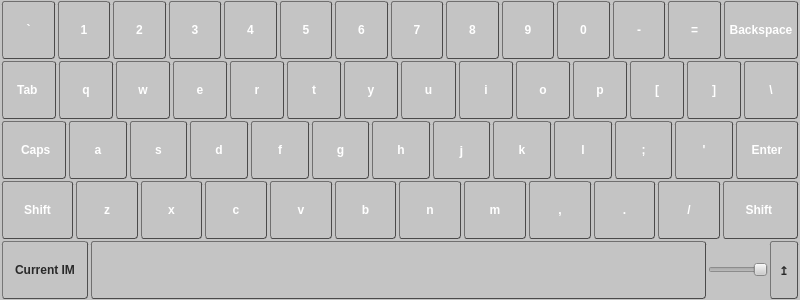
drradwan/Qin, file src/QVirtualKeyboard.ui: the form before one commit.
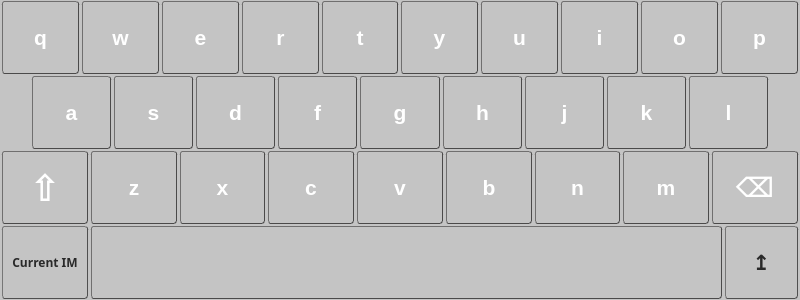
The form after the commit.

Commit message: Replace with minimalistic layout

Patch:
```diff
--- a/src/QVirtualKeyboard.ui
+++ b/src/QVirtualKeyboard.ui
@@ -114,412 +114,6 @@
        <property name="spacing">
         <number>1</number>
        </property>
-       <item>
-        <widget class="QToolButton" name="btnTilt">
-         <property name="sizePolicy">
-          <sizepolicy hsizetype="Expanding" vsizetype="Expanding">
-           <horstretch>0</horstretch>
-           <verstretch>0</verstretch>
-          </sizepolicy>
-         </property>
-         <property name="font">
-          <font>
-           <weight>75</weight>
-           <italic>false</italic>
-           <bold>true</bold>
-          </font>
-         </property>
-         <property name="whatsThis">
-          <string>0x60</string>
-         </property>
-         <property name="text">
-          <string>`</string>
-         </property>
-         <property name="checkable">
-          <bool>false</bool>
-         </property>
-         <property name="autoRepeat">
-          <bool>false</bool>
-         </property>
-        </widget>
-       </item>
-       <item>
-        <widget class="QToolButton" name="btn1">
-         <property name="sizePolicy">
-          <sizepolicy hsizetype="Expanding" vsizetype="Expanding">
-           <horstretch>0</horstretch>
-           <verstretch>0</verstretch>
-          </sizepolicy>
-         </property>
-         <property name="font">
-          <font>
-           <weight>75</weight>
-           <italic>false</italic>
-           <bold>true</bold>
-          </font>
-         </property>
-         <property name="whatsThis">
-          <string>0x31</string>
-         </property>
-         <property name="text">
-          <string>1</string>
-         </property>
-         <property name="checkable">
-          <bool>false</bool>
-         </property>
-         <property name="autoRepeat">
-          <bool>false</bool>
-         </property>
-        </widget>
-       </item>
-       <item>
-        <widget class="QToolButton" name="btn2">
-         <property name="sizePolicy">
-          <sizepolicy hsizetype="Expanding" vsizetype="Expanding">
-           <horstretch>0</horstretch>
-           <verstretch>0</verstretch>
-          </sizepolicy>
-         </property>
-         <property name="font">
-          <font>
-           <weight>75</weight>
-           <italic>false</italic>
-           <bold>true</bold>
-          </font>
-         </property>
-         <property name="whatsThis">
-          <string>0x32</string>
-         </property>
-         <property name="text">
-          <string>2</string>
-         </property>
-         <property name="checkable">
-          <bool>false</bool>
-         </property>
-         <property name="autoRepeat">
-          <bool>false</bool>
-         </property>
-        </widget>
-       </item>
-       <item>
-        <widget class="QToolButton" name="btn3">
-         <property name="sizePolicy">
-          <sizepolicy hsizetype="Expanding" vsizetype="Expanding">
-           <horstretch>0</horstretch>
-           <verstretch>0</verstretch>
-          </sizepolicy>
-         </property>
-         <property name="font">
-          <font>
-           <weight>75</weight>
-           <italic>false</italic>
-           <bold>true</bold>
-          </font>
-         </property>
-         <property name="whatsThis">
-          <string>0x33</string>
-         </property>
-         <property name="text">
-          <string>3</string>
-         </property>
-         <property name="checkable">
-          <bool>false</bool>
-         </property>
-         <property name="autoRepeat">
-          <bool>false</bool>
-         </property>
-        </widget>
-       </item>
-       <item>
-        <widget class="QToolButton" name="btn4">
-         <property name="sizePolicy">
-          <sizepolicy hsizetype="Expanding" vsizetype="Expanding">
-           <horstretch>0</horstretch>
-           <verstretch>0</verstretch>
-          </sizepolicy>
-         </property>
-         <property name="font">
-          <font>
-           <weight>75</weight>
-           <italic>false</italic>
-           <bold>true</bold>
-          </font>
-         </property>
-         <property name="whatsThis">
-          <string>0x34</string>
-         </property>
-         <property name="text">
-          <string>4</string>
-         </property>
-         <property name="checkable">
-          <bool>false</bool>
-         </property>
-         <property name="autoRepeat">
-          <bool>false</bool>
-         </property>
-        </widget>
-       </item>
-       <item>
-        <widget class="QToolButton" name="btn5">
-         <property name="sizePolicy">
-          <sizepolicy hsizetype="Expanding" vsizetype="Expanding">
-           <horstretch>0</horstretch>
-           <verstretch>0</verstretch>
-          </sizepolicy>
-         </property>
-         <property name="font">
-          <font>
-           <weight>75</weight>
-           <italic>false</italic>
-           <bold>true</bold>
-          </font>
-         </property>
-         <property name="whatsThis">
-          <string>0x35</string>
-         </property>
-         <property name="text">
-          <string>5</string>
-         </property>
-         <property name="checkable">
-          <bool>false</bool>
-         </property>
-         <property name="autoRepeat">
-          <bool>false</bool>
-         </property>
-        </widget>
-       </item>
-       <item>
-        <widget class="QToolButton" name="btn6">
-         <property name="sizePolicy">
-          <sizepolicy hsizetype="Expanding" vsizetype="Expanding">
-           <horstretch>0</horstretch>
-           <verstretch>0</verstretch>
-          </sizepolicy>
-         </property>
-         <property name="font">
-          <font>
-           <weight>75</weight>
-           <italic>false</italic>
-           <bold>true</bold>
-          </font>
-         </property>
-         <property name="whatsThis">
-          <string>0x36</string>
-         </property>
-         <property name="text">
-          <string>6</string>
-         </property>
-         <property name="checkable">
-          <bool>false</bool>
-         </property>
-         <property name="autoRepeat">
-          <bool>false</bool>
-         </property>
-        </widget>
-       </item>
-       <item>
-        <widget class="QToolButton" name="btn7">
-         <property name="sizePolicy">
-          <sizepolicy hsizetype="Expanding" vsizetype="Expanding">
-           <horstretch>0</horstretch>
-           <verstretch>0</verstretch>
-          </sizepolicy>
-         </property>
-         <property name="font">
-          <font>
-           <weight>75</weight>
-           <italic>false</italic>
-           <bold>true</bold>
-          </font>
-         </property>
-         <property name="whatsThis">
-          <string>0x37</string>
-         </property>
-         <property name="text">
-          <string>7</string>
-         </property>
-         <property name="checkable">
-          <bool>false</bool>
-         </property>
-         <property name="autoRepeat">
-          <bool>false</bool>
-         </property>
-        </widget>
-       </item>
-       <item>
-        <widget class="QToolButton" name="btn8">
-         <property name="sizePolicy">
-          <sizepolicy hsizetype="Expanding" vsizetype="Expanding">
-           <horstretch>0</horstretch>
-           <verstretch>0</verstretch>
-          </sizepolicy>
-         </property>
-         <property name="font">
-          <font>
-           <weight>75</weight>
-           <italic>false</italic>
-           <bold>true</bold>
-          </font>
-         </property>
-         <property name="whatsThis">
-          <string>0x38</string>
-         </property>
-         <property name="text">
-          <string>8</string>
-         </property>
-         <property name="checkable">
-          <bool>false</bool>
-         </property>
-         <property name="autoRepeat">
-          <bool>false</bool>
-         </property>
-        </widget>
-       </item>
-       <item>
-        <widget class="QToolButton" name="btn9">
-         <property name="sizePolicy">
-          <sizepolicy hsizetype="Expanding" vsizetype="Expanding">
-           <horstretch>0</horstretch>
-           <verstretch>0</verstretch>
-          </sizepolicy>
-         </property>
-         <property name="font">
-          <font>
-           <weight>75</weight>
-           <italic>false</italic>
-           <bold>true</bold>
-          </font>
-         </property>
-         <property name="whatsThis">
-          <string>0x39</string>
-         </property>
-         <property name="text">
-          <string>9</string>
-         </property>
-         <property name="checkable">
-          <bool>false</bool>
-         </property>
-         <property name="autoRepeat">
-          <bool>false</bool>
-         </property>
-        </widget>
-       </item>
-       <item>
-        <widget class="QToolButton" name="btn0">
-         <property name="sizePolicy">
-          <sizepolicy hsizetype="Expanding" vsizetype="Expanding">
-           <horstretch>0</horstretch>
-           <verstretch>0</verstretch>
-          </sizepolicy>
-         </property>
-         <property name="font">
-          <font>
-           <weight>75</weight>
-           <italic>false</italic>
-           <bold>true</bold>
-          </font>
-         </property>
-         <property name="whatsThis">
-          <string>0x30</string>
-         </property>
-         <property name="text">
-          <string>0</string>
-         </property>
-         <property name="checkable">
-          <bool>false</bool>
-         </property>
-         <property name="autoRepeat">
-          <bool>false</bool>
-         </property>
-        </widget>
-       </item>
-       <item>
-        <widget class="QToolButton" name="btnHiphen">
-         <property name="sizePolicy">
-          <sizepolicy hsizetype="Expanding" vsizetype="Expanding">
-           <horstretch>0</horstretch>
-           <verstretch>0</verstretch>
-          </sizepolicy>
-         </property>
-         <property name="font">
-          <font>
-           <weight>75</weight>
-           <italic>false</italic>
-           <bold>true</bold>
-          </font>
-         </property>
-         <property name="whatsThis">
-          <string>0x2d</string>
-         </property>
-         <property name="text">
-          <string>-</string>
-         </property>
-         <property name="checkable">
-          <bool>false</bool>
-         </property>
-         <property name="autoRepeat">
-          <bool>false</bool>
-         </property>
-        </widget>
-       </item>
-       <item>
-        <widget class="QToolButton" name="btnAssign">
-         <property name="sizePolicy">
-          <sizepolicy hsizetype="Expanding" vsizetype="Expanding">
-           <horstretch>0</horstretch>
-           <verstretch>0</verstretch>
-          </sizepolicy>
-         </property>
-         <property name="font">
-          <font>
-           <weight>75</weight>
-           <italic>false</italic>
-           <bold>true</bold>
-          </font>
-         </property>
-         <property name="whatsThis">
-          <string>0x3d</string>
-         </property>
-         <property name="text">
-          <string>=</string>
-         </property>
-         <property name="checkable">
-          <bool>false</bool>
-         </property>
-         <property name="autoRepeat">
-          <bool>false</bool>
-         </property>
-        </widget>
-       </item>
-       <item>
-        <widget class="QToolButton" name="btnBackSpace">
-         <property name="sizePolicy">
-          <sizepolicy hsizetype="Expanding" vsizetype="Expanding">
-           <horstretch>0</horstretch>
-           <verstretch>0</verstretch>
-          </sizepolicy>
-         </property>
-         <property name="font">
-          <font>
-           <weight>75</weight>
-           <italic>false</italic>
-           <bold>true</bold>
-          </font>
-         </property>
-         <property name="whatsThis">
-          <string>0x01000003</string>
-         </property>
-         <property name="text">
-          <string>Backspace</string>
-         </property>
-         <property name="checkable">
-          <bool>false</bool>
-         </property>
-         <property name="autoRepeat">
-          <bool>false</bool>
-         </property>
-        </widget>
-       </item>
       </layout>
      </item>
      <item>
@@ -527,35 +121,6 @@
        <property name="spacing">
         <number>1</number>
        </property>
-       <item>
-        <widget class="QToolButton" name="btnTab">
-         <property name="sizePolicy">
-          <sizepolicy hsizetype="Expanding" vsizetype="Expanding">
-           <horstretch>0</horstretch>
-           <verstretch>0</verstretch>
-          </sizepolicy>
-         </property>
-         <property name="font">
-          <font>
-           <weight>75</weight>
-           <italic>false</italic>
-           <bold>true</bold>
-          </font>
-         </property>
-         <property name="whatsThis">
-          <string>0x01000001</string>
-         </property>
-         <property name="text">
-          <string>  Tab   </string>
-         </property>
-         <property name="checkable">
-          <bool>false</bool>
-         </property>
-         <property name="autoRepeat">
-          <bool>false</bool>
-         </property>
-        </widget>
-       </item>
        <item>
         <widget class="QToolButton" name="btnQ">
          <property name="sizePolicy">
@@ -566,6 +131,7 @@
          </property>
          <property name="font">
           <font>
+           <pointsize>16</pointsize>
            <weight>75</weight>
            <italic>false</italic>
            <bold>true</bold>
@@ -595,6 +161,7 @@
          </property>
          <property name="font">
           <font>
+           <pointsize>16</pointsize>
            <weight>75</weight>
            <italic>false</italic>
            <bold>true</bold>
@@ -624,6 +191,7 @@
          </property>
          <property name="font">
           <font>
+           <pointsize>16</pointsize>
            <weight>75</weight>
            <italic>false</italic>
            <bold>true</bold>
@@ -653,6 +221,7 @@
          </property>
          <property name="font">
           <font>
+           <pointsize>16</pointsize>
            <weight>75</weight>
            <italic>false</italic>
            <bold>true</bold>
@@ -682,6 +251,7 @@
          </property>
          <property name="font">
           <font>
+           <pointsize>16</pointsize>
            <weight>75</weight>
            <italic>false</italic>
            <bold>true</bold>
@@ -711,6 +281,7 @@
          </property>
          <property name="font">
           <font>
+           <pointsize>16</pointsize>
            <weight>75</weight>
            <italic>false</italic>
            <bold>true</bold>
@@ -740,6 +311,7 @@
          </property>
          <property name="font">
           <font>
+           <pointsize>16</pointsize>
            <weight>75</weight>
            <italic>false</italic>
            <bold>true</bold>
@@ -769,6 +341,7 @@
          </property>
          <property name="font">
           <font>
+           <pointsize>16</pointsize>
            <weight>75</weight>
            <italic>false</italic>
            <bold>true</bold>
@@ -798,6 +371,7 @@
          </property>
          <property name="font">
           <font>
+           <pointsize>16</pointsize>
            <weight>75</weight>
            <italic>false</italic>
            <bold>true</bold>
@@ -827,6 +401,7 @@
          </property>
          <property name="font">
           <font>
+           <pointsize>16</pointsize>
            <weight>75</weight>
            <italic>false</italic>
            <bold>true</bold>
@@ -846,93 +421,6 @@
          </property>
         </widget>
        </item>
-       <item>
-        <widget class="QToolButton" name="btnStartSquare">
-         <property name="sizePolicy">
-          <sizepolicy hsizetype="Expanding" vsizetype="Expanding">
-           <horstretch>0</horstretch>
-           <verstretch>0</verstretch>
-          </sizepolicy>
-         </property>
-         <property name="font">
-          <font>
-           <weight>75</weight>
-           <italic>false</italic>
-           <bold>true</bold>
-          </font>
-         </property>
-         <property name="whatsThis">
-          <string>0x5b</string>
-         </property>
-         <property name="text">
-          <string>[</string>
-         </property>
-         <property name="checkable">
-          <bool>false</bool>
-         </property>
-         <property name="autoRepeat">
-          <bool>false</bool>
-         </property>
-        </widget>
-       </item>
-       <item>
-        <widget class="QToolButton" name="btnCloseSquare">
-         <property name="sizePolicy">
-          <sizepolicy hsizetype="Expanding" vsizetype="Expanding">
-           <horstretch>0</horstretch>
-           <verstretch>0</verstretch>
-          </sizepolicy>
-         </property>
-         <property name="font">
-          <font>
-           <weight>75</weight>
-           <italic>false</italic>
-           <bold>true</bold>
-          </font>
-         </property>
-         <property name="whatsThis">
-          <string>0x5d</string>
-         </property>
-         <property name="text">
-          <string>]</string>
-         </property>
-         <property name="checkable">
-          <bool>false</bool>
-         </property>
-         <property name="autoRepeat">
-          <bool>false</bool>
-         </property>
-        </widget>
-       </item>
-       <item>
-        <widget class="QToolButton" name="btnBckSlash">
-         <property name="sizePolicy">
-          <sizepolicy hsizetype="Expanding" vsizetype="Expanding">
-           <horstretch>0</horstretch>
-           <verstretch>0</verstretch>
-          </sizepolicy>
-         </property>
-         <property name="font">
-          <font>
-           <weight>75</weight>
-           <italic>false</italic>
-           <bold>true</bold>
-          </font>
-         </property>
-         <property name="whatsThis">
-          <string>0x5c</string>
-         </property>
-         <property name="text">
-          <string>\</string>
-         </property>
-         <property name="checkable">
-          <bool>false</bool>
-         </property>
-         <property name="autoRepeat">
-          <bool>false</bool>
-         </property>
-        </widget>
-       </item>
       </layout>
      </item>
      <item>
@@ -940,35 +428,12 @@
        <property name="spacing">
         <number>1</number>
        </property>
-       <item>
-        <widget class="QToolButton" name="btnCaps">
-         <property name="sizePolicy">
-          <sizepolicy hsizetype="Expanding" vsizetype="Expanding">
-           <horstretch>0</horstretch>
-           <verstretch>0</verstretch>
-          </sizepolicy>
-         </property>
-         <property name="font">
-          <font>
-           <weight>75</weight>
-           <italic>false</italic>
-           <bold>true</bold>
-          </font>
-         </property>
-         <property name="whatsThis">
-          <string>0x01000024</string>
-         </property>
-         <property name="text">
-          <string>    Caps   </string>
-         </property>
-         <property name="checkable">
-          <bool>false</bool>
-         </property>
-         <property name="autoRepeat">
-          <bool>false</bool>
-         </property>
-        </widget>
-       </item>
+       <property name="leftMargin">
+        <number>30</number>
+       </property>
+       <property name="rightMargin">
+        <number>30</number>
+       </property>
        <item>
         <widget class="QToolButton" name="btnA">
          <property name="sizePolicy">
@@ -979,6 +444,7 @@
          </property>
          <property name="font">
           <font>
+           <pointsize>16</pointsize>
            <weight>75</weight>
            <italic>false</italic>
            <bold>true</bold>
@@ -1008,6 +474,7 @@
          </property>
          <property name="font">
           <font>
+           <pointsize>16</pointsize>
            <weight>75</weight>
            <italic>false</italic>
            <bold>true</bold>
@@ -1037,6 +504,7 @@
          </property>
          <property name="font">
           <font>
+           <pointsize>16</pointsize>
            <weight>75</weight>
            <italic>false</italic>
            <bold>true</bold>
@@ -1066,6 +534,7 @@
          </property>
          <property name="font">
           <font>
+           <pointsize>16</pointsize>
            <weight>75</weight>
            <italic>false</italic>
            <bold>true</bold>
@@ -1095,6 +564,7 @@
          </property>
          <property name="font">
           <font>
+           <pointsize>16</pointsize>
            <weight>75</weight>
            <italic>false</italic>
            <bold>true</bold>
@@ -1124,6 +594,7 @@
          </property>
          <property name="font">
           <font>
+           <pointsize>16</pointsize>
            <weight>75</weight>
            <italic>false</italic>
            <bold>true</bold>
@@ -1153,7 +624,7 @@
          </property>
          <property name="font">
           <font>
-           <pointsize>10</pointsize>
+           <pointsize>16</pointsize>
            <weight>75</weight>
            <italic>false</italic>
            <bold>true</bold>
@@ -1183,6 +654,7 @@
          </property>
          <property name="font">
           <font>
+           <pointsize>16</pointsize>
            <weight>75</weight>
            <italic>false</italic>
            <bold>true</bold>
@@ -1212,6 +684,7 @@
          </property>
          <property name="font">
           <font>
+           <pointsize>16</pointsize>
            <weight>75</weight>
            <italic>false</italic>
            <bold>true</bold>
@@ -1231,93 +704,6 @@
          </property>
         </widget>
        </item>
-       <item>
-        <widget class="QToolButton" name="btnSemiColon">
-         <property name="sizePolicy">
-          <sizepolicy hsizetype="Expanding" vsizetype="Expanding">
-           <horstretch>0</horstretch>
-           <verstretch>0</verstretch>
-          </sizepolicy>
-         </property>
-         <property name="font">
-          <font>
-           <weight>75</weight>
-           <italic>false</italic>
-           <bold>true</bold>
-          </font>
-         </property>
-         <property name="whatsThis">
-          <string>0x3b</string>
-         </property>
-         <property name="text">
-          <string>;</string>
-         </property>
-         <property name="checkable">
-          <bool>false</bool>
-         </property>
-         <property name="autoRepeat">
-          <bool>false</bool>
-         </property>
-        </widget>
-       </item>
-       <item>
-        <widget class="QToolButton" name="btnSp">
-         <property name="sizePolicy">
-          <sizepolicy hsizetype="Expanding" vsizetype="Expanding">
-           <horstretch>0</horstretch>
-           <verstretch>0</verstretch>
-          </sizepolicy>
-         </property>
-         <property name="font">
-          <font>
-           <weight>75</weight>
-           <italic>false</italic>
-           <bold>true</bold>
-          </font>
-         </property>
-         <property name="whatsThis">
-          <string>0x27</string>
-         </property>
-         <property name="text">
-          <string>'</string>
-         </property>
-         <property name="checkable">
-          <bool>false</bool>
-         </property>
-         <property name="autoRepeat">
-          <bool>false</bool>
-         </property>
-        </widget>
-       </item>
-       <item>
-        <widget class="QToolButton" name="btnReturn">
-         <property name="sizePolicy">
-          <sizepolicy hsizetype="Expanding" vsizetype="Expanding">
-           <horstretch>0</horstretch>
-           <verstretch>0</verstretch>
-          </sizepolicy>
-         </property>
-         <property name="font">
-          <font>
-           <weight>75</weight>
-           <italic>false</italic>
-           <bold>true</bold>
-          </font>
-         </property>
-         <property name="whatsThis">
-          <string>0x01000004</string>
-         </property>
-         <property name="text">
-          <string>   Enter   </string>
-         </property>
-         <property name="checkable">
-          <bool>false</bool>
-         </property>
-         <property name="autoRepeat">
-          <bool>false</bool>
-         </property>
-        </widget>
-       </item>
       </layout>
      </item>
      <item>
@@ -1335,6 +721,7 @@
          </property>
          <property name="font">
           <font>
+           <pointsize>28</pointsize>
            <weight>75</weight>
            <italic>false</italic>
            <bold>true</bold>
@@ -1344,7 +731,7 @@
           <string>0x01000020</string>
          </property>
          <property name="text">
-          <string>     Shift     </string>
+          <string>⇧</string>
          </property>
          <property name="checkable">
           <bool>true</bool>
@@ -1364,6 +751,7 @@
          </property>
          <property name="font">
           <font>
+           <pointsize>16</pointsize>
            <weight>75</weight>
            <italic>false</italic>
            <bold>true</bold>
@@ -1393,6 +781,7 @@
          </property>
          <property name="font">
           <font>
+           <pointsize>16</pointsize>
            <weight>75</weight>
            <italic>false</italic>
            <bold>true</bold>
@@ -1422,6 +811,7 @@
          </property>
          <property name="font">
           <font>
+           <pointsize>16</pointsize>
            <weight>75</weight>
            <italic>false</italic>
            <bold>true</bold>
@@ -1451,6 +841,7 @@
          </property>
          <property name="font">
           <font>
+           <pointsize>16</pointsize>
            <weight>75</weight>
            <italic>false</italic>
            <bold>true</bold>
@@ -1480,6 +871,7 @@
          </property>
          <property name="font">
           <font>
+           <pointsize>16</pointsize>
            <weight>75</weight>
            <italic>false</italic>
            <bold>true</bold>
@@ -1509,6 +901,7 @@
          </property>
          <property name="font">
           <font>
+           <pointsize>16</pointsize>
            <weight>75</weight>
            <italic>false</italic>
            <bold>true</bold>
@@ -1538,6 +931,7 @@
          </property>
          <property name="font">
           <font>
+           <pointsize>16</pointsize>
            <weight>75</weight>
            <italic>false</italic>
            <bold>true</bold>
@@ -1558,7 +952,7 @@
         </widget>
        </item>
        <item>
-        <widget class="QToolButton" name="btnComma">
+        <widget class="QToolButton" name="btnTab">
          <property name="sizePolicy">
           <sizepolicy hsizetype="Expanding" vsizetype="Expanding">
            <horstretch>0</horstretch>
@@ -1567,6 +961,7 @@
          </property>
          <property name="font">
           <font>
+           <pointsize>20</pointsize>
            <weight>75</weight>
            <italic>false</italic>
            <bold>true</bold>
@@ -1576,7 +971,7 @@
           <string>0x2c</string>
          </property>
          <property name="text">
-          <string>,</string>
+          <string>⌫</string>
          </property>
          <property name="checkable">
           <bool>false</bool>
@@ -1586,93 +981,6 @@
          </property>
         </widget>
        </item>
-       <item>
-        <widget class="QToolButton" name="btnPeriod">
-         <property name="sizePolicy">
-          <sizepolicy hsizetype="Expanding" vsizetype="Expanding">
-           <horstretch>0</horstretch>
-           <verstretch>0</verstretch>
-          </sizepolicy>
-         </property>
-         <property name="font">
-          <font>
-           <weight>75</weight>
-           <italic>false</italic>
-           <bold>true</bold>
-          </font>
-         </property>
-         <property name="whatsThis">
-          <string>0x2e</string>
-         </property>
-         <property name="text">
-          <string>.</string>
-         </property>
-         <property name="checkable">
-          <bool>false</bool>
-         </property>
-         <property name="autoRepeat">
-          <bool>false</bool>
-         </property>
-        </widget>
-       </item>
-       <item>
-        <widget class="QToolButton" name="btnSlash">
-         <property name="sizePolicy">
-          <sizepolicy hsizetype="Expanding" vsizetype="Expanding">
-           <horstretch>0</horstretch>
-           <verstretch>0</verstretch>
-          </sizepolicy>
-         </property>
-         <property name="font">
-          <font>
-           <weight>75</weight>
-           <italic>false</italic>
-           <bold>true</bold>
-          </font>
-         </property>
-         <property name="whatsThis">
-          <string>0x2f</string>
-         </property>
-         <property name="text">
-          <string>/</string>
-         </property>
-         <property name="checkable">
-          <bool>false</bool>
-         </property>
-         <property name="autoRepeat">
-          <bool>false</bool>
-         </property>
-        </widget>
-       </item>
-       <item>
-        <widget class="QToolButton" name="btnShiftRight">
-         <property name="sizePolicy">
-          <sizepolicy hsizetype="Expanding" vsizetype="Expanding">
-           <horstretch>0</horstretch>
-           <verstretch>0</verstretch>
-          </sizepolicy>
-         </property>
-         <property name="font">
-          <font>
-           <weight>75</weight>
-           <italic>false</italic>
-           <bold>true</bold>
-          </font>
-         </property>
-         <property name="whatsThis">
-          <string>0x01000020</string>
-         </property>
-         <property name="text">
-          <string>     Shift      </string>
-         </property>
-         <property name="checkable">
-          <bool>true</bool>
-         </property>
-         <property name="autoRepeat">
-          <bool>false</bool>
-         </property>
-        </widget>
-       </item>
       </layout>
      </item>
      <item>
@@ -1691,9 +999,17 @@
          <property name="minimumSize">
           <size>
            <width>88</width>
-           <height>25</height>
+           <height>35</height>
           </size>
          </property>
+         <property name="font">
+          <font>
+           <family>WenQuanYi Micro Hei</family>
+           <weight>75</weight>
+           <italic>false</italic>
+           <bold>true</bold>
+          </font>
+         </property>
          <property name="text">
           <string>Current IM</string>
          </property>
@@ -1709,6 +1025,7 @@
          </property>
          <property name="font">
           <font>
+           <pointsize>16</pointsize>
            <weight>75</weight>
            <italic>false</italic>
            <bold>true</bold>
@@ -1728,28 +1045,6 @@
          </property>
         </widget>
        </item>
-       <item>
-        <widget class="QSlider" name="opacitySlide">
-         <property name="sizePolicy">
-          <sizepolicy hsizetype="Minimum" vsizetype="Fixed">
-           <horstretch>0</horstretch>
-           <verstretch>0</verstretch>
-          </sizepolicy>
-         </property>
-         <property name="maximumSize">
-          <size>
-           <width>60</width>
-           <height>16777215</height>
-          </size>
-         </property>
-         <property name="orientation">
-          <enum>Qt::Horizontal</enum>
-         </property>
-         <property name="invertedAppearance">
-          <bool>true</bool>
-         </property>
-        </widget>
-       </item>
        <item>
         <widget class="QPushButton" name="btnLoc">
          <property name="sizePolicy">
@@ -1760,10 +1055,18 @@
          </property>
          <property name="minimumSize">
           <size>
-           <width>30</width>
-           <height>25</height>
+           <width>75</width>
+           <height>35</height>
           </size>
          </property>
+         <property name="font">
+          <font>
+           <pointsize>16</pointsize>
+           <weight>75</weight>
+           <italic>false</italic>
+           <bold>true</bold>
+          </font>
+         </property>
          <property name="text">
           <string>↥</string>
          </property>
```
Left out of the diff: 62 changed lines with no effect on the pictures.
